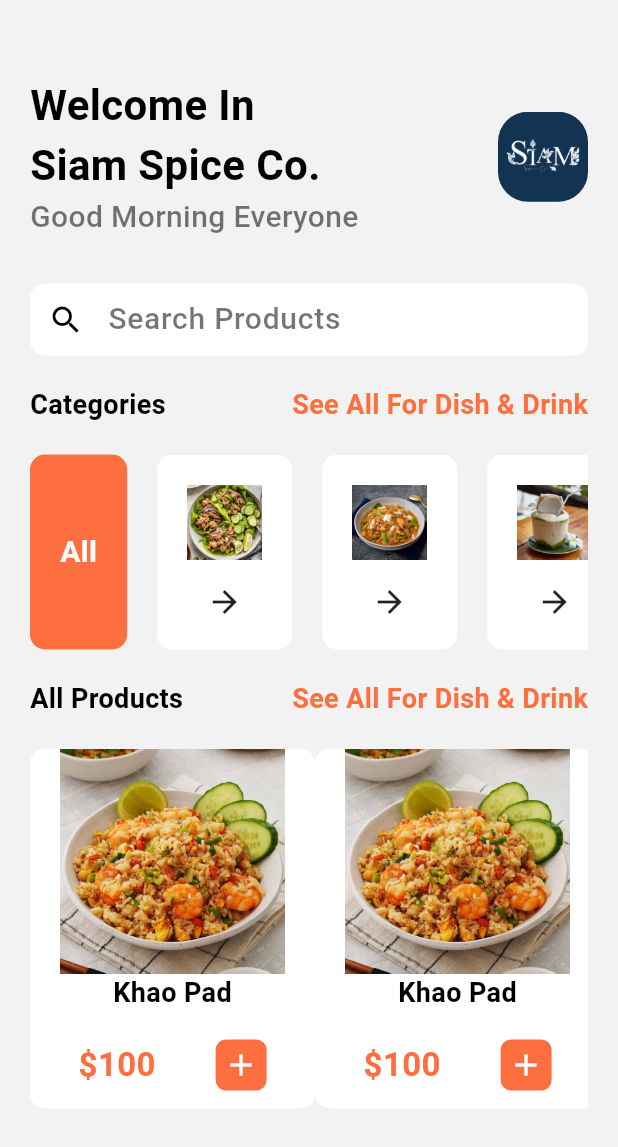
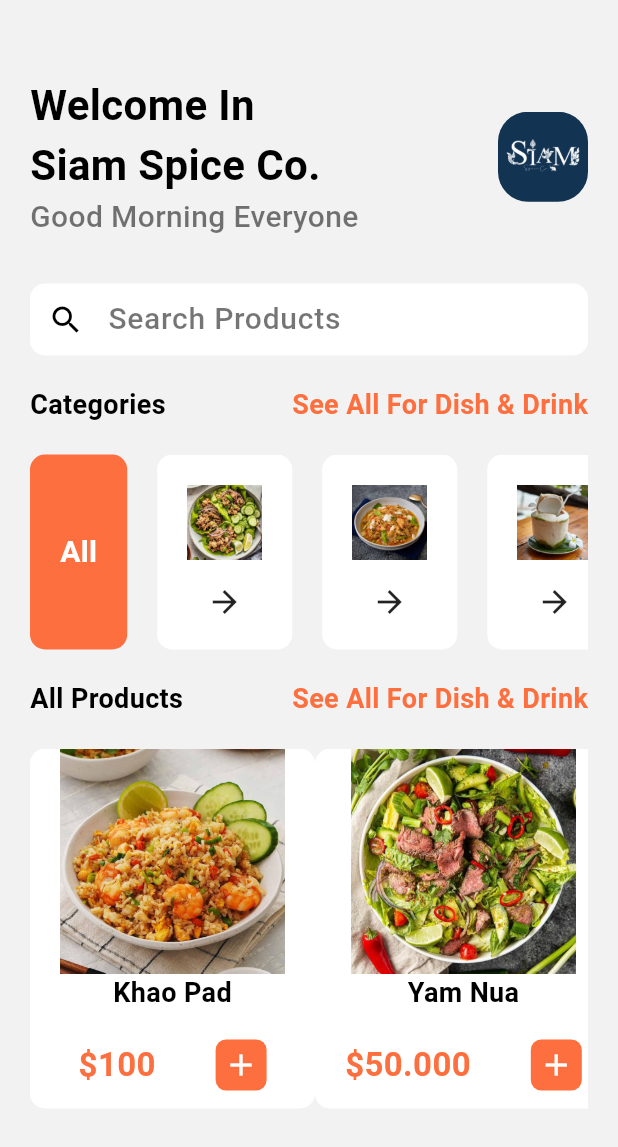
Before and after one commit to OliviaRamadhani/POS-FLUTTER, a Flutter app: the Home screen opened directly, on a phone screen of 412 x 824 dp. Shown: the top 1147 px of the screen. Run offline on Flutter 3.47's test engine with Material 3 defaults, Android fonts, the phone set to English and light mode, and no system bars.

Commit message:
Home Page Perbaikan

```diff
--- a/lib/main.dart
+++ b/lib/main.dart
@@ -1,6 +1,7 @@
 import 'package:flutter/material.dart';
 import 'package:pos2_flutter/pages/home.dart';
 import 'package:pos2_flutter/pages/login.dart';
+import 'package:pos2_flutter/pages/onboarding.dart';
 
 void main() {
   runApp(const MyApp());
@@ -33,7 +34,7 @@
         colorScheme: ColorScheme.fromSeed(seedColor: Colors.deepPurple),
         useMaterial3: true,
       ),
-      home: const MyHomePage(title: 'Flutter Demo Home Page'),
+      home: Home()
     );
   }
 }
--- a/lib/pages/home.dart
+++ b/lib/pages/home.dart
@@ -162,13 +162,13 @@ List categories=[
                 padding: EdgeInsets.symmetric(horizontal: 20.0),
                 decoration: BoxDecoration(color: Colors.white, borderRadius: BorderRadius.circular(10)),
                 child: Column(children: [
-                  Image.asset("images/khao.jpeg", height: 150, width: 150, fit: BoxFit.cover,),
-                  Text("Khao Pad", style: AppWidget.semiboldTextFieldStyle(),),
+                  Image.asset("images/Yam Nua.jpg", height: 150, width: 150, fit: BoxFit.cover,),
+                  Text("Yam Nua", style: AppWidget.semiboldTextFieldStyle(),),
                   SizedBox(height: 18.0,),
                   Row(
 
                     children: [
-                    Text("\$100", style: TextStyle(color: Color(0xFFfd6f3e), fontSize: 22.0, fontWeight: FontWeight.bold),),
+                    Text("\$50.000", style: TextStyle(color: Color(0xFFfd6f3e), fontSize: 22.0, fontWeight: FontWeight.bold),),
                     SizedBox(width: 40.0,),
                     Container(
                       padding: EdgeInsets.all(5),
```
